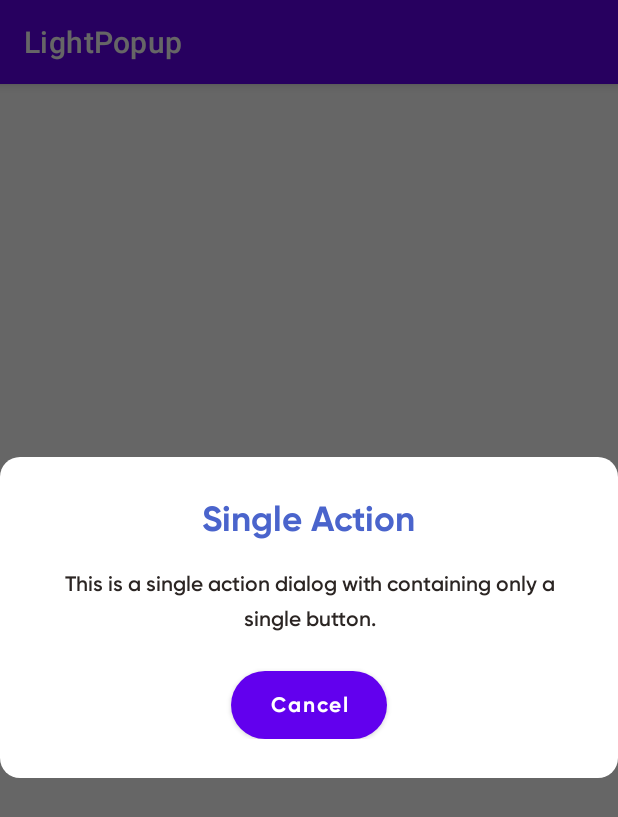
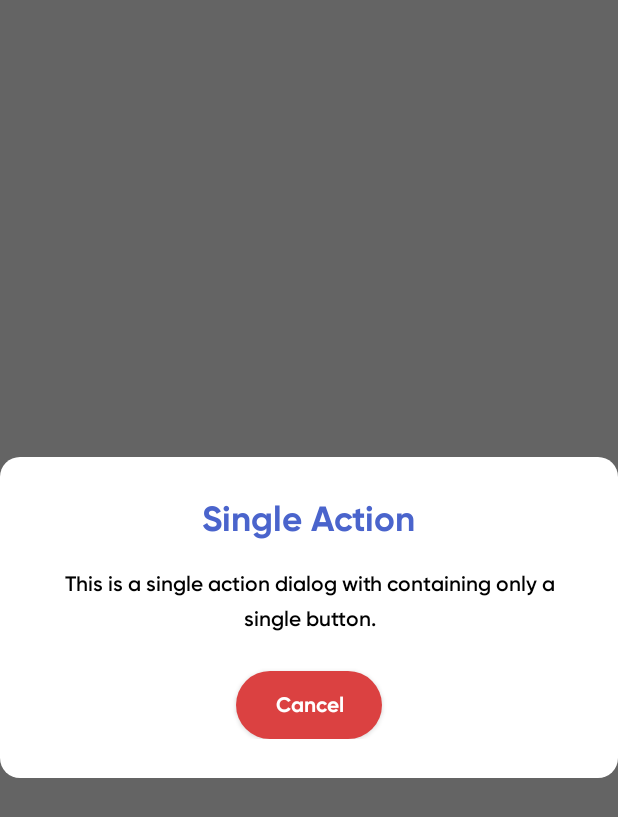
Before and after one commit to hishd/LightPopup, an Android app: the screen it shows after launch (MainActivity), after a tap on "SINGLE ACTION", on a phone screen of 412 x 824 dp. Shown: the top 817 px of the screen. Run offline under Robolectric (Android 15) with nearby library versions, the phone set to English and light mode, and no system bars; our stand-ins replace sdp/ssp sizes.

Commit message:
Added call for all the methods.

```diff
--- a/app/src/main/java/com/hishd/lightpopup/MainActivity.java
+++ b/app/src/main/java/com/hishd/lightpopup/MainActivity.java
@@ -15,6 +15,11 @@ public class MainActivity extends AppCompatActivity {
         findViewById(R.id.btnSingleAction).setOnClickListener(v -> {
             new LightPopup(this)
                     .createSingleActionDialog()
+                    .setBackgroundColor(R.color.white)
+                    .setTitleColor(R.color.blue_light)
+                    .setMessageColor(R.color.black)
+                    .setBtn1CaptionColor(R.color.white)
+                    .setBtn1AllCaps(false)
                     .setCancelledOnOutside(false)
                     .setTitle("Single Action")
                     .setMessage("This is a single action dialog with containing only a single button.")
@@ -26,8 +31,15 @@ public class MainActivity extends AppCompatActivity {
         findViewById(R.id.btnDualAction).setOnClickListener(v -> {
             new LightPopup(this)
                     .createDualActionDialog()
+                    .setBackgroundColor(R.color.white)
+                    .setTitleColor(R.color.blue_light)
+                    .setMessageColor(R.color.black)
+                    .setBtn1CaptionColor(R.color.white)
+                    .setBtn2CaptionColor(R.color.white)
+                    .setBtn1AllCaps(false)
+                    .setBtn2AllCaps(false)
                     .setCancelledOnOutside(false)
-                    .setTitle("Apply Job")
+                    .setTitle("Dual Action")
                     .setMessage("This is a single action dialog with containing two buttons with different actions.")
                     .setBtn1Caption("Cancel")
                     .setBtn1Color(R.color.red)
--- a/app/src/main/res/values-night/themes.xml
+++ b/app/src/main/res/values-night/themes.xml
@@ -1,6 +1,6 @@
 <resources xmlns:tools="http://schemas.android.com/tools">
     <!-- Base application theme. -->
-    <style name="Theme.LightPopup" parent="Theme.MaterialComponents.DayNight.DarkActionBar">
+    <style name="Theme.LightPopup" parent="Theme.AppCompat.Light.NoActionBar">
         <!-- Primary brand color. -->
         <item name="colorPrimary">@color/purple_200</item>
         <item name="colorPrimaryVariant">@color/purple_700</item>
--- a/app/src/main/res/values/themes.xml
+++ b/app/src/main/res/values/themes.xml
@@ -1,6 +1,6 @@
 <resources xmlns:tools="http://schemas.android.com/tools">
     <!-- Base application theme. -->
-    <style name="Theme.LightPopup" parent="Theme.MaterialComponents.DayNight.DarkActionBar">
+    <style name="Theme.LightPopup" parent="Theme.AppCompat.Light.NoActionBar">
         <!-- Primary brand color. -->
         <item name="colorPrimary">@color/purple_500</item>
         <item name="colorPrimaryVariant">@color/purple_700</item>
```
